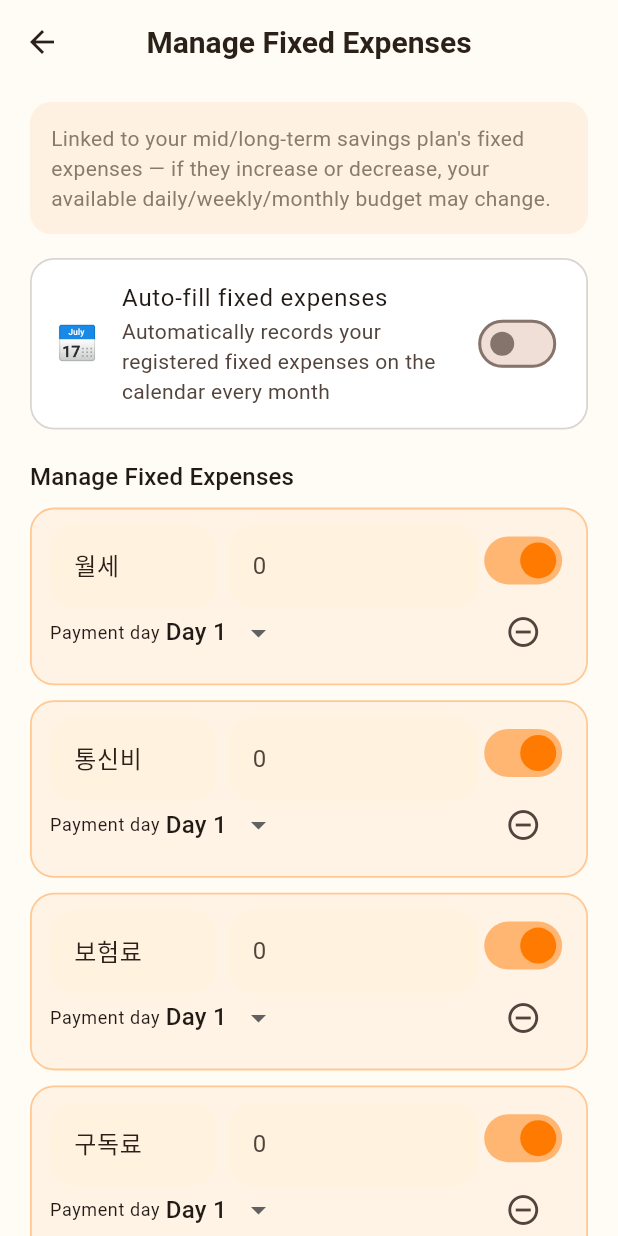
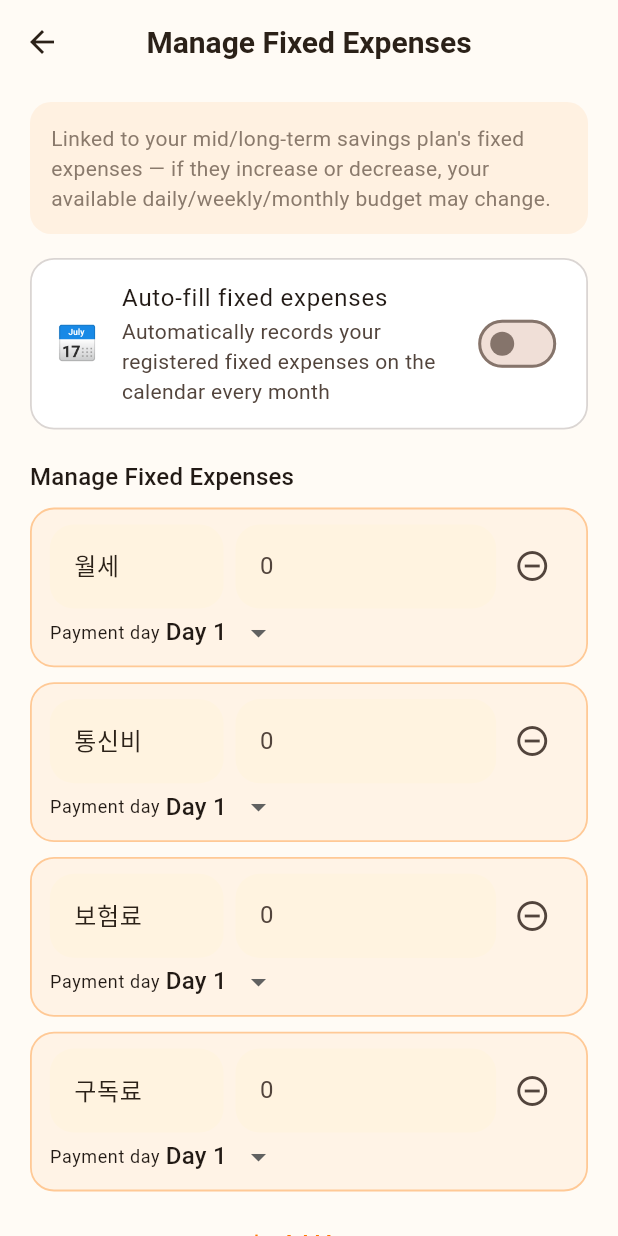
Before and after one commit to duck-ach/juice, a Flutter app: the FixedExpenseManageScreen screen opened directly, on a phone screen of 412 x 824 dp. Run offline on Flutter 3.47's test engine with Material 3 defaults, Android fonts, the phone set to English and light mode, and no system bars; our stand-ins replace csv, device_info_plus, file_picker, fl_chart, flutter_local_notifications, flutter_riverpod and 12 more; missing offline and left inert: flutter_email_sender, home_widget; accounts and stored records are empty; Roboto replaces fonts that are missing (Pretendard).

Commit message:
refactor: 고정지출 관리 화면 간소화 - 개별 ON/OFF 제거 및 CRUD 중심 개편
- FixedExpenseItem.enabled 필드를 완전히 제거 — "등록되어 있으면 반영,
  삭제하면 미반영"되는 단순한 CRUD 구조로 통일(오버엔지니어링 제거)
- FixedExpenseAutoFillService도 개별 enabled 필터 없이 amount>0만 확인
- 항목 카드에서 개별 스위치를 없애고 1행(이름/금액/삭제) · 2행(지급일)으로
  더 넓고 간결하게 레이아웃 재배치. 상단 마스터 스위치·안내 문구는 유지
- 관련 단위 테스트에서 enabled 케이스 제거

iPhone 13 시뮬레이터에서 카드 레이아웃과 CRUD 동작 확인.
flutter analyze 클린, flutter test 33/33 통과.

Co-Authored-By: Claude Sonnet 5 <noreply@anthropic.com>

```diff
--- a/lib/features/settings/fixed_expense_manage_screen.dart
+++ b/lib/features/settings/fixed_expense_manage_screen.dart
@@ -13,7 +13,6 @@ class _ExpenseRow {
   _ExpenseRow({
     required String name,
     required double amount,
-    required this.enabled,
     required this.dayOfMonth,
   })  : nameController = TextEditingController(text: name),
         amountController = TextEditingController(
@@ -22,13 +21,11 @@ class _ExpenseRow {
 
   final TextEditingController nameController;
   final TextEditingController amountController;
-  bool enabled;
   int dayOfMonth;
 
   FixedExpenseItem toItem() => FixedExpenseItem(
         name: nameController.text.trim(),
         amount: double.tryParse(amountController.text.replaceAll(',', '')) ?? 0,
-        enabled: enabled,
         dayOfMonth: dayOfMonth,
       );
 
@@ -39,9 +36,9 @@ class _ExpenseRow {
 }
 
 /// 고정지출(월세, 통신비 등) 항목을 관리하는 독립 서브 화면. 장기 저축 플랜을 켜지
-/// 않은(주 예산만 쓰는) 유저도 여기서 고정지출을 자유롭게 추가/수정/삭제할 수 있고,
-/// 상단 마스터 스위치로 캘린더 자동 기입 전체를 켜고 끄거나, 항목별로 개별 토글할 수
-/// 있다.
+/// 않은(주 예산만 쓰는) 유저도 여기서 고정지출을 자유롭게 추가/수정/삭제할 수 있다.
+/// 등록되어 있으면 고정지출로 반영되고 삭제하면 미반영되는 CRUD 구조 — 개별
+/// on/off 토글 없이, 상단 마스터 스위치로만 캘린더 자동 기입 전체를 켜고 끈다.
 class FixedExpenseManageScreen extends ConsumerStatefulWidget {
   const FixedExpenseManageScreen({super.key});
 
@@ -65,7 +62,6 @@ class _FixedExpenseManageScreenState
         .map((e) => _ExpenseRow(
               name: e.name,
               amount: e.amount,
-              enabled: e.enabled,
               dayOfMonth: e.dayOfMonth,
             ))
         .toList();
@@ -79,8 +75,8 @@ class _FixedExpenseManageScreenState
     super.dispose();
   }
 
-  void _addRow() => setState(() => _rows
-      .add(_ExpenseRow(name: '', amount: 0, enabled: true, dayOfMonth: 1)));
+  void _addRow() =>
+      setState(() => _rows.add(_ExpenseRow(name: '', amount: 0, dayOfMonth: 1)));
 
   void _removeRow(int index) {
     final removed = _rows.removeAt(index);
@@ -168,8 +164,6 @@ class _FixedExpenseManageScreenState
             _ExpenseRowCard(
               row: _rows[i],
               loc: loc,
-              onEnabledChanged: (value) =>
-                  setState(() => _rows[i].enabled = value),
               onDayChanged: (value) =>
                   setState(() => _rows[i].dayOfMonth = value),
               onFieldChanged: () => setState(() {}),
@@ -190,14 +184,12 @@ class _FixedExpenseManageScreenState
   }
 }
 
-/// 고정지출 한 항목의 카드. ON/OFF 상태를 배경/테두리 대비와 텍스트 디밍으로
-/// 명확히 구분한다 — 스위치와 삭제 버튼은 항상 또렷하게 유지해 조작성을 해치지
-/// 않고, 이름/금액/지급일 등 "정보" 영역만 꺼졌을 때 흐리게 표시한다.
+/// 고정지출 한 항목의 카드. 등록되어 있으면 고정지출로 반영되고 삭제하면
+/// 미반영되는 단순한 CRUD 구조 — 개별 on/off 토글 없이 이름/금액/지급일만 관리한다.
 class _ExpenseRowCard extends StatelessWidget {
   const _ExpenseRowCard({
     required this.row,
     required this.loc,
-    required this.onEnabledChanged,
     required this.onDayChanged,
     required this.onFieldChanged,
     required this.onRemove,
@@ -205,7 +197,6 @@ class _ExpenseRowCard extends StatelessWidget {
 
   final _ExpenseRow row;
   final AppLocalizations loc;
-  final ValueChanged<bool> onEnabledChanged;
   final ValueChanged<int> onDayChanged;
   final VoidCallback onFieldChanged;
   final VoidCallback onRemove;
@@ -213,29 +204,18 @@ class _ExpenseRowCard extends StatelessWidget {
   @override
   Widget build(BuildContext context) {
     final colorScheme = Theme.of(context).colorScheme;
-    final isOn = row.enabled;
 
     return Container(
       margin: const EdgeInsets.only(bottom: 10),
       padding: const EdgeInsets.symmetric(horizontal: 12, vertical: 10),
       decoration: BoxDecoration(
-        color: isOn
-            ? colorScheme.primary.withValues(alpha: 0.06)
-            : colorScheme.surfaceContainerHighest.withValues(alpha: 0.35),
+        color: colorScheme.primary.withValues(alpha: 0.06),
         borderRadius: BorderRadius.circular(16),
         border: Border.all(
-          color: isOn
-              ? colorScheme.primary.withValues(alpha: 0.35)
-              : Colors.transparent,
+          color: colorScheme.primary.withValues(alpha: 0.35),
           width: 1.2,
         ),
       ),
-      child: Row(
-        crossAxisAlignment: CrossAxisAlignment.start,
-        children: [
-          Expanded(
-            child: Opacity(
-              opacity: isOn ? 1 : 0.45,
       child: Column(
         crossAxisAlignment: CrossAxisAlignment.start,
         children: [
@@ -245,8 +225,7 @@ class _ExpenseRowCard extends StatelessWidget {
                 flex: 2,
                 child: TextField(
                   controller: row.nameController,
-                          decoration:
-                              InputDecoration(hintText: loc.itemNameHint),
+                  decoration: InputDecoration(hintText: loc.itemNameHint),
                   onChanged: (_) => onFieldChanged(),
                 ),
               ),
@@ -257,10 +236,14 @@ class _ExpenseRowCard extends StatelessWidget {
                   controller: row.amountController,
                   keyboardType: TextInputType.number,
                   inputFormatters: [ThousandsSeparatorInputFormatter()],
-                          decoration: InputDecoration(
-                              hintText: '0', suffixText: loc.wonUnit),
+                  decoration:
+                      InputDecoration(hintText: '0', suffixText: loc.wonUnit),
                   onChanged: (_) => onFieldChanged(),
                 ),
+              ),
+              IconButton(
+                icon: const Icon(Icons.remove_circle_outline),
+                onPressed: onRemove,
               ),
             ],
           ),
@@ -277,8 +260,7 @@ class _ExpenseRowCard extends StatelessWidget {
                 items: [
                   for (var d = 1; d <= 31; d++)
                     DropdownMenuItem(
-                                value: d,
-                                child: Text(loc.fixedExpenseDayOptionLabel(d))),
+                        value: d, child: Text(loc.fixedExpenseDayOptionLabel(d))),
                 ],
                 onChanged: (value) {
                   if (value != null) onDayChanged(value);
@@ -288,23 +270,6 @@ class _ExpenseRowCard extends StatelessWidget {
           ),
         ],
       ),
-            ),
-          ),
-          Column(
-            children: [
-              Switch(
-                value: isOn,
-                activeColor: colorScheme.primary,
-                onChanged: onEnabledChanged,
-              ),
-              IconButton(
-                icon: const Icon(Icons.remove_circle_outline),
-                onPressed: onRemove,
-              ),
-            ],
-          ),
-        ],
-      ),
     );
   }
 }
--- a/lib/providers/savings_planner_provider.dart
+++ b/lib/providers/savings_planner_provider.dart
@@ -41,17 +41,11 @@ class FixedExpenseItem {
   const FixedExpenseItem({
     required this.name,
     required this.amount,
-    this.enabled = true,
     this.dayOfMonth = 1,
   });
 
   final String name;
   final double amount;
-
-  /// 이 항목만 개별적으로 캘린더 자동 기입 대상에서 제외할 수 있는 토글 — 마스터
-  /// 스위치([fixedExpenseAutoFillEnabledProvider])가 켜져 있어도 이게 false면 이
-  /// 항목은 자동 기입되지 않는다. 기본값 true(구버전 데이터도 전부 포함되던 동작 유지).
-  final bool enabled;
 
   /// 매월 이 항목이 캘린더/지출 내역에 자동 기입될 날짜(1~31). 31처럼 실제로 없는
   /// 달(2월, 30일까지인 달 등)이 있는 값을 고르면, 자동 기입 시점에 그 달의 마지막
@@ -62,7 +56,6 @@ class FixedExpenseItem {
   Map<String, dynamic> toJson() => {
         'name': name,
         'amount': amount,
-        'enabled': enabled,
         'dayOfMonth': dayOfMonth,
       };
 
@@ -70,16 +63,13 @@ class FixedExpenseItem {
       FixedExpenseItem(
         name: json['name'] as String? ?? '',
         amount: (json['amount'] as num?)?.toDouble() ?? 0,
-        enabled: json['enabled'] as bool? ?? true,
         dayOfMonth: json['dayOfMonth'] as int? ?? 1,
       );
 
-  FixedExpenseItem copyWith(
-          {String? name, double? amount, bool? enabled, int? dayOfMonth}) =>
+  FixedExpenseItem copyWith({String? name, double? amount, int? dayOfMonth}) =>
       FixedExpenseItem(
         name: name ?? this.name,
         amount: amount ?? this.amount,
-        enabled: enabled ?? this.enabled,
         dayOfMonth: dayOfMonth ?? this.dayOfMonth,
       );
 }
--- a/lib/services/fixed_expense_autofill_service.dart
+++ b/lib/services/fixed_expense_autofill_service.dart
@@ -27,8 +27,7 @@ class FixedExpenseAutoFillService {
 
   static Future<void> checkAndFillCurrentMonth(Ref ref, {DateTime? now}) async {
     final plan = ref.read(savingsPlanProvider);
-    final items =
-        plan.fixedExpenses.where((e) => e.amount > 0 && e.enabled).toList();
+    final items = plan.fixedExpenses.where((e) => e.amount > 0).toList();
     if (items.isEmpty) return;
 
     now ??= DateTime.now();
```
Also changed, not shown: 1 other file. Lines whose indentation alone changed are shown as unchanged.
